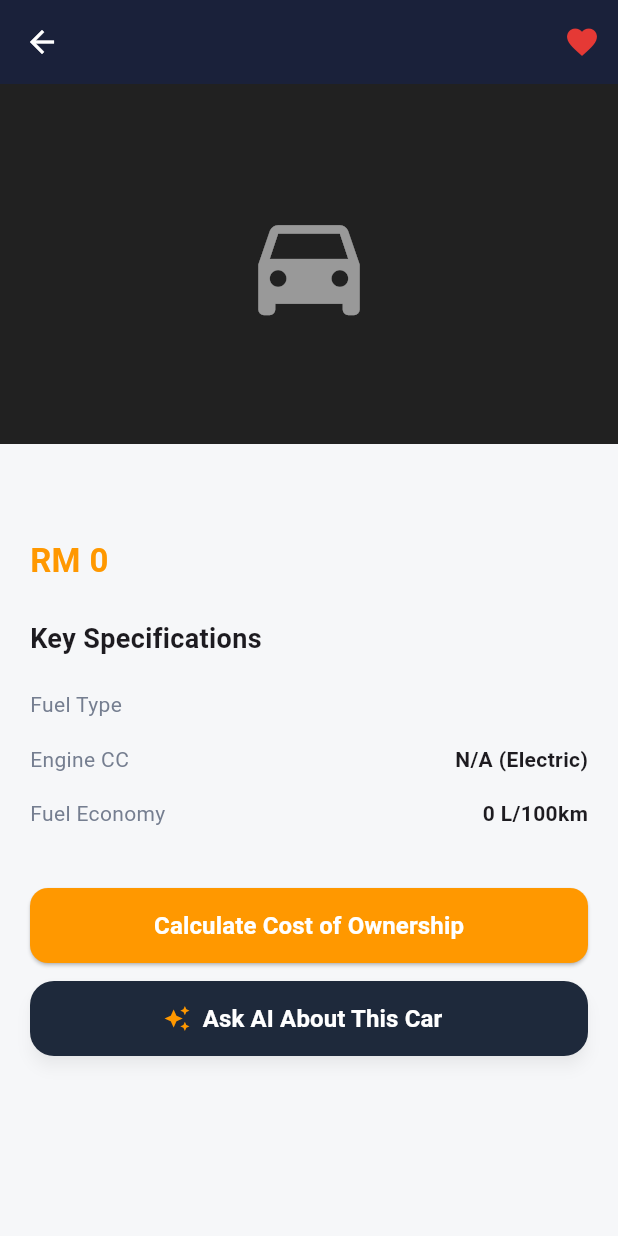
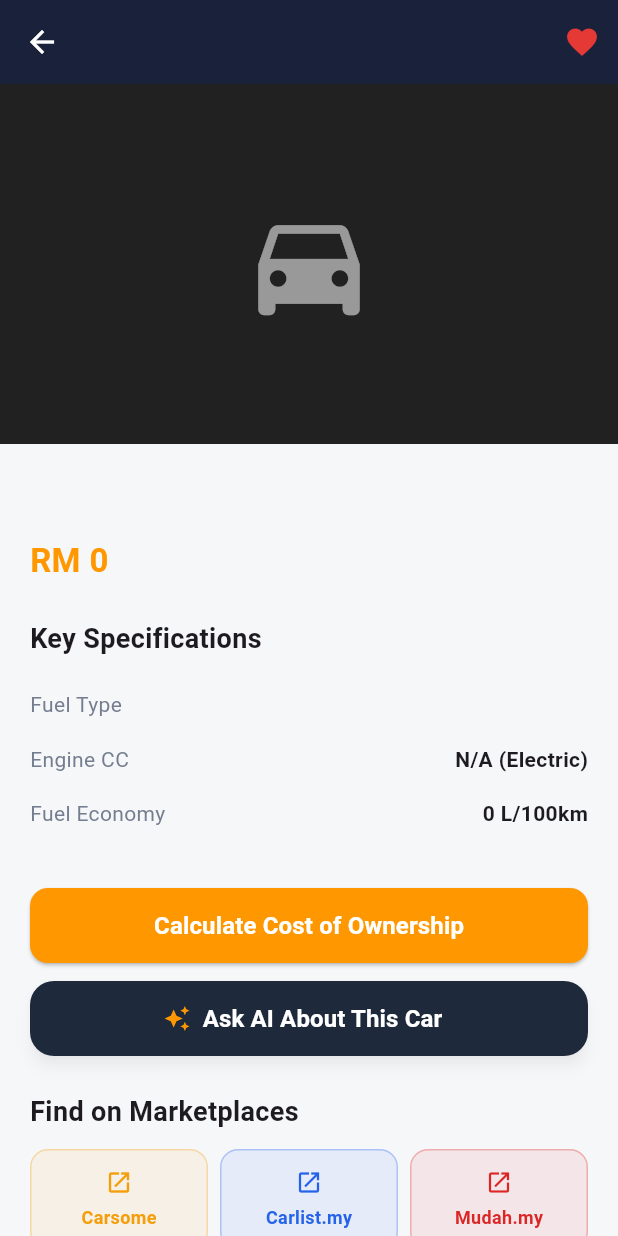
Before and after one commit to taneason/CarDecide, a Flutter app: the CarDetailScreen screen opened directly with empty values, on a phone screen of 412 x 824 dp. Run offline on Flutter 3.47's test engine with Material 3 defaults, Android fonts, the phone set to English and light mode, and no system bars; our stand-ins replace cached_network_image, flutter_dotenv, flutter_map, flutter_markdown, geolocator, google_generative_ai and 5 more; accounts and stored records are empty.

Commit message:
feat(detail): add direct marketplace navigation for Carsome, Carlist, and Mudah

```diff
--- a/lib/screens/car_detail_screen.dart
+++ b/lib/screens/car_detail_screen.dart
@@ -5,6 +5,7 @@ import 'ownership_calculators.dart';
 import 'ai_chat_screen.dart';
 import 'main_screen.dart';
 
+import 'package:url_launcher/url_launcher.dart';
 import 'package:supabase_flutter/supabase_flutter.dart';
 import '../services/auth_service.dart';
 
@@ -224,8 +225,76 @@ class _CarDetailScreenState extends State<CarDetailScreen> {
                       ),
                     ),
                   ),
+                  const SizedBox(height: 24),
+                  const Text('Find on Marketplaces', style: TextStyle(fontSize: 18, fontWeight: FontWeight.bold)),
+                  const SizedBox(height: 12),
+                  Row(
+                    children: [
+                      Expanded(
+                        child: _buildMarketplaceButton(
+                          'Carsome',
+                          const Color(0xFFF59E0B),
+                          () => _launchMarketplace('https://www.carsome.my/buy-car?q=${Uri.encodeComponent("${car['make']} ${car['model']}")}'),
+                        ),
+                      ),
+                      const SizedBox(width: 8),
+                      Expanded(
+                        child: _buildMarketplaceButton(
+                          'Carlist.my',
+                          const Color(0xFF2563EB),
+                          () => _launchMarketplace('https://www.carlist.my/cars-for-sale?q=${Uri.encodeComponent("${car['make']} ${car['model']}")}'),
+                        ),
+                      ),
+                      const SizedBox(width: 8),
+                      Expanded(
+                        child: _buildMarketplaceButton(
+                          'Mudah.my',
+                          const Color(0xFFDC2626),
+                          () => _launchMarketplace('https://www.mudah.my/malaysia/cars-for-sale?q=${Uri.encodeComponent("${car['make']} ${car['model']}")}'),
+                        ),
+                      ),
+                    ],
+                  ),
                 ],
               ),
+            ),
+          ],
+        ),
+      ),
+    );
+  }
+
+  Future<void> _launchMarketplace(String url) async {
+    final uri = Uri.parse(url);
+    try {
+      await launchUrl(uri, mode: LaunchMode.externalApplication);
+    } catch (e) {
+      if (mounted) {
+        ScaffoldMessenger.of(context).showSnackBar(
+          const SnackBar(content: Text('Could not open marketplace link')),
+        );
+      }
+    }
+  }
+
+  Widget _buildMarketplaceButton(String name, Color color, VoidCallback onTap) {
+    return InkWell(
+      onTap: onTap,
+      borderRadius: BorderRadius.circular(12),
+      child: Container(
+        padding: const EdgeInsets.symmetric(vertical: 12),
+        decoration: BoxDecoration(
+          color: color.withValues(alpha: 0.08),
+          border: Border.all(color: color.withValues(alpha: 0.3)),
+          borderRadius: BorderRadius.circular(12),
+        ),
+        child: Column(
+          children: [
+            Icon(Icons.open_in_new, size: 18, color: color),
+            const SizedBox(height: 6),
+            Text(
+              name,
+              style: TextStyle(fontSize: 12, fontWeight: FontWeight.bold, color: color),
             ),
           ],
         ),
```
